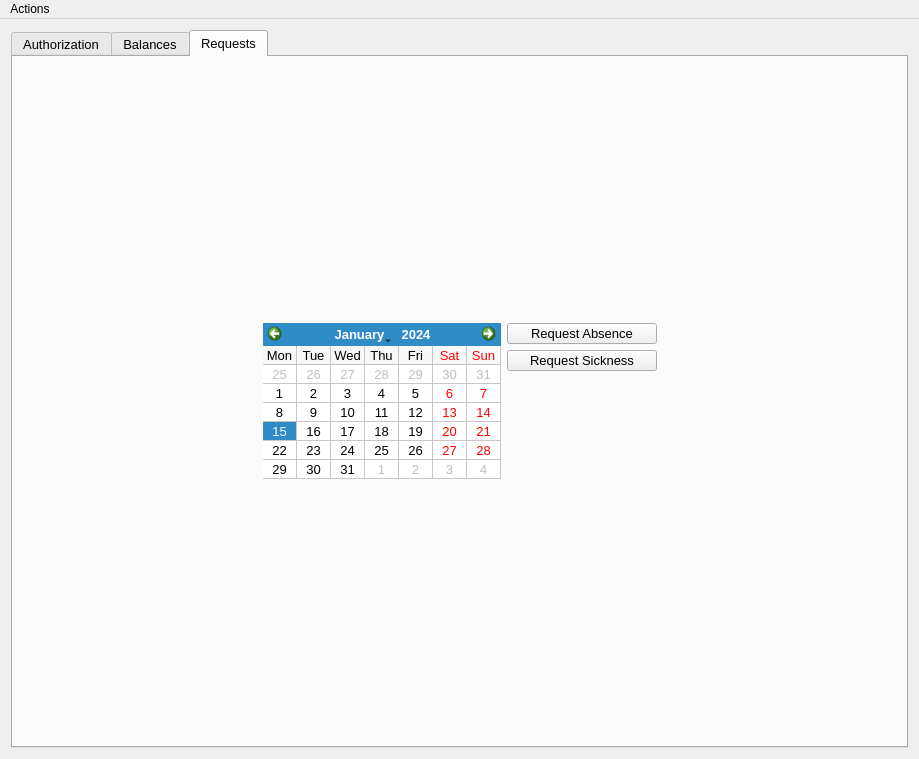
This is Svoboda_team/mainwindow.ui in Svobodateam/svoboda_team as Qt 5 draws it before an edit. The edited form follows.
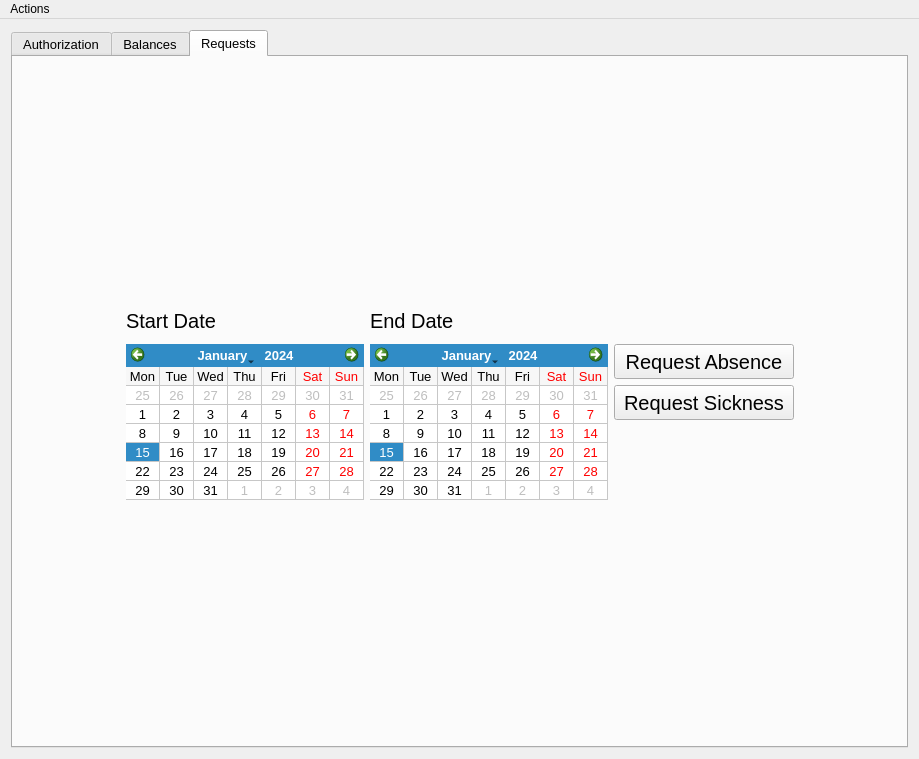
This is the edited form. The open tabs and pages were chosen to show the change. Icons and pictures are not drawn.

Commit message: added start absence date calendar widget

The edit to the form file:
```diff
--- a/Svoboda_team/mainwindow.ui
+++ b/Svoboda_team/mainwindow.ui
@@ -608,16 +608,77 @@
           </property>
           <property name="sizeHint" stdset="0">
            <size>
-            <width>20</width>
-            <height>260</height>
+            <width>414</width>
+            <height>220</height>
            </size>
           </property>
          </spacer>
         </item>
         <item row="1" column="1" rowspan="2">
-         <layout class="QGridLayout" name="grid_baseRequest">
-          <item row="0" column="0" rowspan="3">
-           <widget class="QCalendarWidget" name="calendar">
+         <layout class="QGridLayout" name="gridLayout">
+          <item row="0" column="1">
+           <widget class="QLabel" name="label_2">
+            <property name="minimumSize">
+             <size>
+              <width>0</width>
+              <height>35</height>
+             </size>
+            </property>
+            <property name="maximumSize">
+             <size>
+              <width>16777215</width>
+              <height>35</height>
+             </size>
+            </property>
+            <property name="font">
+             <font>
+              <pointsize>15</pointsize>
+             </font>
+            </property>
+            <property name="text">
+             <string>End Date</string>
+            </property>
+           </widget>
+          </item>
+          <item row="1" column="0" rowspan="3">
+           <widget class="QCalendarWidget" name="calendarWidget">
+            <property name="gridVisible">
+             <bool>true</bool>
+            </property>
+            <property name="selectionMode">
+             <enum>QCalendarWidget::NoSelection</enum>
+            </property>
+            <property name="verticalHeaderFormat">
+             <enum>QCalendarWidget::NoVerticalHeader</enum>
+            </property>
+           </widget>
+          </item>
+          <item row="0" column="0">
+           <widget class="QLabel" name="label">
+            <property name="minimumSize">
+             <size>
+              <width>0</width>
+              <height>35</height>
+             </size>
+            </property>
+            <property name="maximumSize">
+             <size>
+              <width>16777215</width>
+              <height>35</height>
+             </size>
+            </property>
+            <property name="font">
+             <font>
+              <pointsize>15</pointsize>
+             </font>
+            </property>
+            <property name="text">
+             <string>Start Date</string>
+            </property>
+           </widget>
+          </item>
+          <item row="1" column="1" rowspan="3">
+           <widget class="QCalendarWidget" name="calendar_startDate">
             <property name="firstDayOfWeek">
              <enum>Qt::Monday</enum>
             </property>
@@ -632,39 +693,49 @@
             </property>
            </widget>
           </item>
-          <item row="0" column="1">
+          <item row="1" column="2">
            <widget class="QPushButton" name="btn_reqAbsence">
             <property name="minimumSize">
              <size>
-              <width>150</width>
-              <height>21</height>
+              <width>180</width>
+              <height>35</height>
              </size>
             </property>
             <property name="maximumSize">
              <size>
-              <width>150</width>
-              <height>21</height>
+              <width>180</width>
+              <height>35</height>
              </size>
             </property>
+            <property name="font">
+             <font>
+              <pointsize>15</pointsize>
+             </font>
+            </property>
             <property name="text">
              <string>Request Absence</string>
             </property>
            </widget>
           </item>
-          <item row="1" column="1">
+          <item row="2" column="2">
            <widget class="QPushButton" name="btn_reqSickness">
             <property name="minimumSize">
              <size>
-              <width>150</width>
-              <height>21</height>
+              <width>180</width>
+              <height>35</height>
              </size>
             </property>
             <property name="maximumSize">
              <size>
-              <width>150</width>
-              <height>21</height>
+              <width>180</width>
+              <height>35</height>
              </size>
             </property>
+            <property name="font">
+             <font>
+              <pointsize>15</pointsize>
+             </font>
+            </property>
             <property name="text">
              <string>Request Sickness</string>
             </property>
@@ -679,8 +750,8 @@
           </property>
           <property name="sizeHint" stdset="0">
            <size>
-            <width>240</width>
-            <height>20</height>
+            <width>75</width>
+            <height>80</height>
            </size>
           </property>
          </spacer>
@@ -692,8 +763,8 @@
           </property>
           <property name="sizeHint" stdset="0">
            <size>
-            <width>241</width>
-            <height>20</height>
+            <width>74</width>
+            <height>80</height>
            </size>
           </property>
          </spacer>
@@ -705,8 +776,8 @@
           </property>
           <property name="sizeHint" stdset="0">
            <size>
-            <width>20</width>
-            <height>260</height>
+            <width>414</width>
+            <height>222</height>
            </size>
           </property>
          </spacer>
```
Left out of the diff: 6 changed lines with no effect on the pictures.
